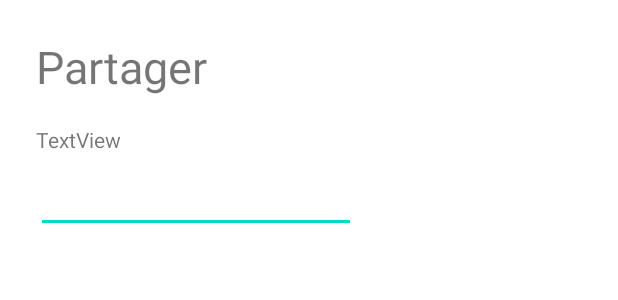
After one commit to AntoineDesanti/graill-sain, an Android app: the layout share_producer.xml on its own in the app's theme, with its tools: preview values and no code run, on a phone screen of 412 x 824 dp. The commit adds this screen. Shown: the top 300 px of the screen. Run offline under Robolectric (Android 15) with nearby library versions, the phone set to English and light mode, and no system bars.

Commit message:
share producer init

```diff
--- a/appli/app/src/main/java/com/graillsain/graillsain/MapPage/MapFragment.java
+++ b/appli/app/src/main/java/com/graillsain/graillsain/MapPage/MapFragment.java
@@ -1,28 +1,21 @@
 
 package com.graillsain.graillsain.MapPage;
 
-import android.Manifest;
 import android.content.Intent;
-import android.content.pm.PackageManager;
 import android.graphics.Bitmap;
 import android.graphics.drawable.Drawable;
-import android.media.ExifInterface;
 import android.os.Bundle;
 import android.provider.MediaStore;
 import android.view.LayoutInflater;
 import android.view.View;
 import android.view.ViewGroup;
-import android.widget.Button;
 import android.widget.ImageButton;
 
 import androidx.annotation.NonNull;
 import androidx.annotation.Nullable;
-import androidx.core.app.ActivityCompat;
-import androidx.core.content.ContextCompat;
 import androidx.fragment.app.Fragment;
 import androidx.preference.PreferenceManager;
 
-import com.graillsain.graillsain.MainActivity;
 import com.graillsain.graillsain.Models.Producer;
 import com.graillsain.graillsain.R;
 
@@ -144,7 +137,7 @@ public class MapFragment extends Fragment {
             this.capturedImage = (Bitmap) data.getExtras().get("data");
 
 
-            CameraFragment nextFrag = new CameraFragment(this.capturedImage);
+            ShareProducerFragment nextFrag = new ShareProducerFragment(this.capturedImage);
             getActivity().getSupportFragmentManager().beginTransaction()
                     .replace(((ViewGroup)getView().getParent()).getId(), nextFrag, "findThisFragment")
                     .addToBackStack(null)
--- a/appli/app/src/main/java/com/graillsain/graillsain/MapPage/CameraFragment.java
+++ b/appli/app/src/main/java/com/graillsain/graillsain/MapPage/ShareProducerFragment.java
@@ -1,6 +1,5 @@
 package com.graillsain.graillsain.MapPage;
 
-import android.content.Intent;
 import android.graphics.Bitmap;
 import android.os.Bundle;
 import android.view.LayoutInflater;
@@ -10,26 +9,22 @@ import android.widget.ImageView;
 
 import androidx.annotation.NonNull;
 import androidx.annotation.Nullable;
-import androidx.camera.core.Camera;
-import androidx.camera.core.Preview;
-import androidx.camera.lifecycle.ProcessCameraProvider;
-import androidx.camera.view.PreviewView;
 import androidx.fragment.app.Fragment;
 import com.graillsain.graillsain.R;
 
 
-public class CameraFragment extends Fragment {
+public class ShareProducerFragment extends Fragment {
 
     private Bitmap producerPicture;
 
-    public CameraFragment(Bitmap producerPicture) {
+    public ShareProducerFragment(Bitmap producerPicture) {
         this.producerPicture = producerPicture;
     }
 
     @Nullable
     @Override
     public View onCreateView(@NonNull LayoutInflater inflater, @Nullable ViewGroup container, @Nullable Bundle savedInstanceState) {
-        View rootView = inflater.inflate(R.layout.camera, container, false);
+        View rootView = inflater.inflate(R.layout.share_producer, container, false);
 
         ImageView capturedImage = rootView.findViewById(R.id.capturedImage);
         capturedImage.setImageBitmap(producerPicture);
--- a/appli/app/src/main/res/layout/camera.xml
+++ /dev/null
@@ -1,19 +0,0 @@
-<?xml version="1.0" encoding="utf-8"?>
-<androidx.constraintlayout.widget.ConstraintLayout xmlns:android="http://schemas.android.com/apk/res/android"
-    xmlns:app="http://schemas.android.com/apk/res-auto"
-    xmlns:tools="http://schemas.android.com/tools"
-    android:id="@+id/page_news"
-    android:layout_width="match_parent"
-    android:layout_height="match_parent">
-
-
-    <ImageView
-        android:id="@+id/capturedImage"
-        android:layout_width="270dp"
-        android:layout_height="385dp"
-        app:layout_constraintEnd_toEndOf="parent"
-        app:layout_constraintHorizontal_bias="0.5"
-        app:layout_constraintStart_toStartOf="parent"
-        app:layout_constraintTop_toTopOf="parent" />
-
-</androidx.constraintlayout.widget.ConstraintLayout>
--- /dev/null
+++ b/appli/app/src/main/res/layout/share_producer.xml
@@ -0,0 +1,51 @@
+<?xml version="1.0" encoding="utf-8"?>
+<androidx.constraintlayout.widget.ConstraintLayout xmlns:android="http://schemas.android.com/apk/res/android"
+    xmlns:app="http://schemas.android.com/apk/res-auto"
+    xmlns:tools="http://schemas.android.com/tools"
+    android:id="@+id/page_news"
+    android:layout_width="match_parent"
+    android:layout_height="match_parent">
+
+
+    <ImageView
+        android:id="@+id/capturedImage"
+        android:layout_width="50dp"
+        android:layout_height="50dp"
+        android:layout_marginTop="32dp"
+        android:layout_marginEnd="32dp"
+        app:layout_constraintEnd_toEndOf="parent"
+        app:layout_constraintTop_toTopOf="parent" />
+
+    <TextView
+        android:id="@+id/textView"
+        android:layout_width="wrap_content"
+        android:layout_height="wrap_content"
+        android:layout_marginStart="24dp"
+        android:layout_marginTop="24dp"
+        android:text="Partager"
+        android:textSize="30sp"
+        app:layout_constraintStart_toStartOf="parent"
+        app:layout_constraintTop_toTopOf="parent" />
+
+    <EditText
+        android:id="@+id/editTextTextPersonName"
+        android:layout_width="wrap_content"
+        android:layout_height="wrap_content"
+        android:layout_marginStart="24dp"
+        android:layout_marginTop="45dp"
+        android:ems="10"
+        android:inputType="textPersonName"
+        app:layout_constraintStart_toStartOf="parent"
+        app:layout_constraintTop_toBottomOf="@+id/textView" />
+
+    <TextView
+        android:id="@+id/textView2"
+        android:layout_width="wrap_content"
+        android:layout_height="wrap_content"
+        android:layout_marginStart="24dp"
+        android:layout_marginBottom="7dp"
+        android:text="TextView"
+        app:layout_constraintBottom_toTopOf="@+id/editTextTextPersonName"
+        app:layout_constraintStart_toStartOf="parent" />
+
+</androidx.constraintlayout.widget.ConstraintLayout>
```
